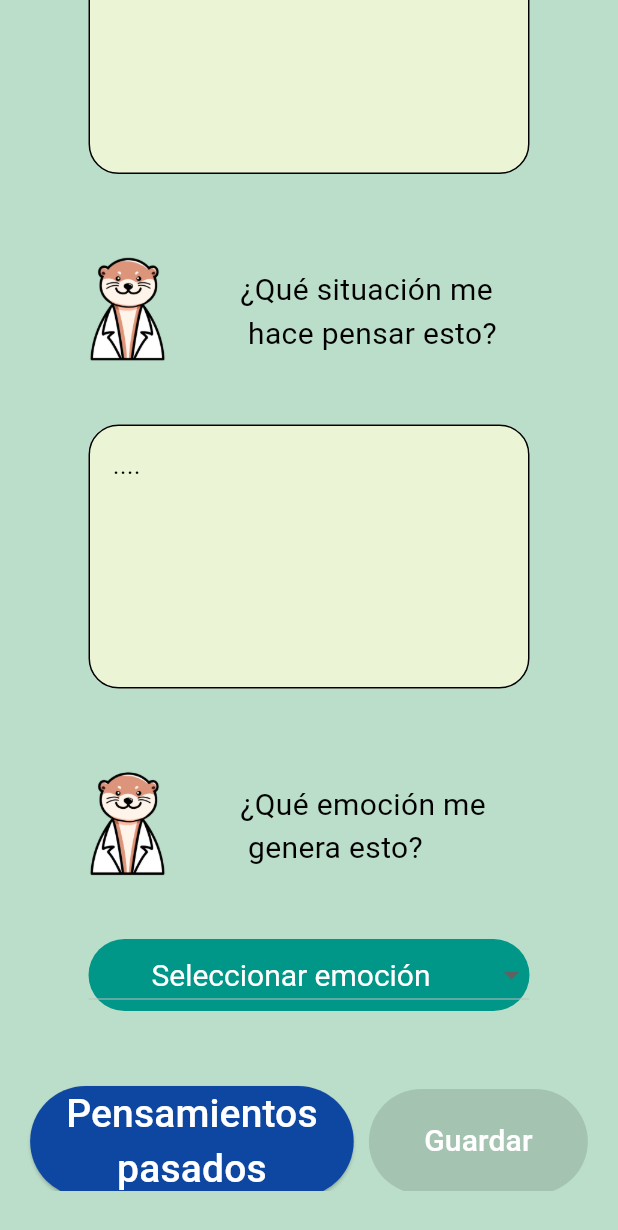
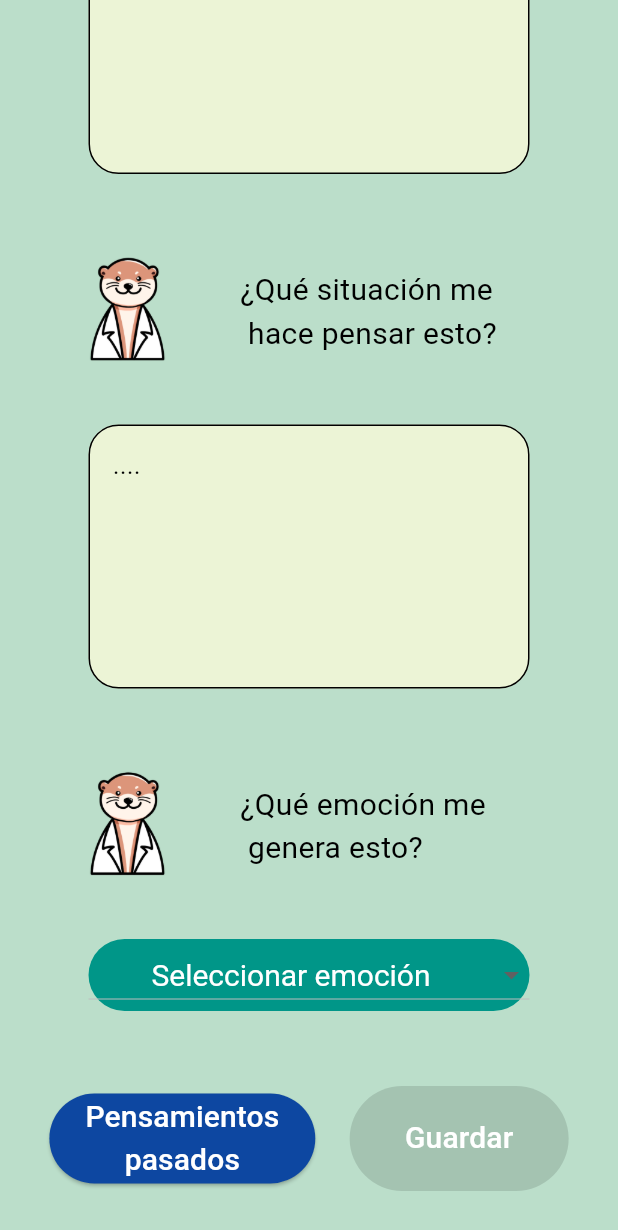
Before and after one commit to ayehappy8/U-Mind, a Flutter app: the Pensamiento screen opened directly, scrolled down 210 dp, on a phone screen of 412 x 824 dp. Shown: the top 1230 px of the screen. Run offline on Flutter 3.47's test engine with Material 3 defaults, Android fonts, the phone set to English and light mode, and no system bars; our stand-ins replace cloud_firestore, firebase_auth, firebase_core, table_calendar; missing offline and left inert: pelaicons; accounts and stored records are empty.

Commit message:
Update pensamiento.dart

```diff
--- a/lib/screens/pensamiento.dart
+++ b/lib/screens/pensamiento.dart
@@ -243,7 +243,7 @@ class _PensamientoState extends State<Pensamiento> {
                           ),
                           child: const Text(
                               style:
-                                  TextStyle(color: Colors.white, fontSize: 26),
+                                  TextStyle(color: Colors.white, fontSize: 20),
                               "Pensamientos\npasados",
                               textAlign: TextAlign.center),
                           onPressed: () => {
```
